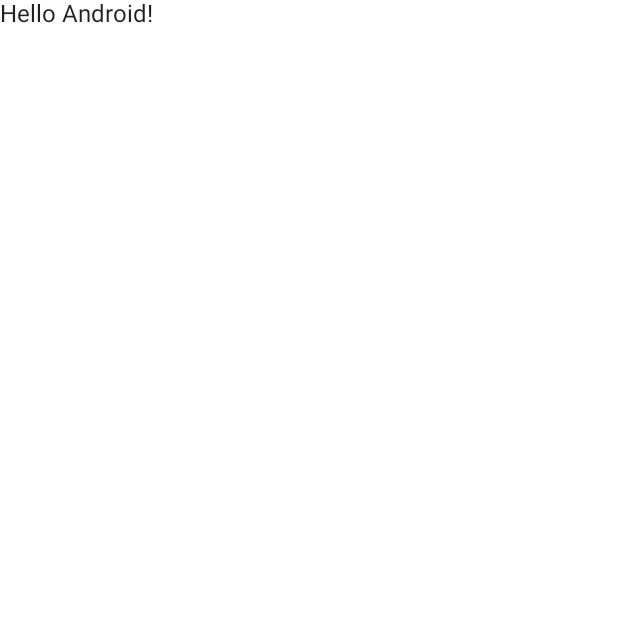
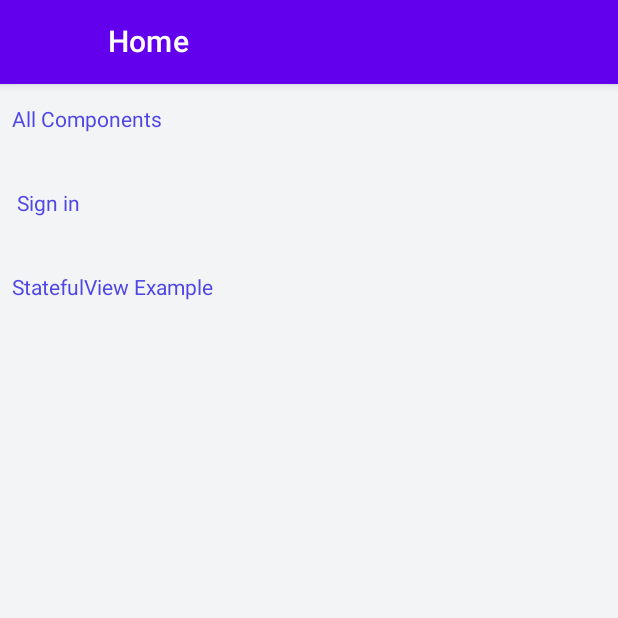
Before and after one commit to steamclock/compose_components, an Android app built with Jetpack Compose: the screen it shows after launch (MainActivity), on a phone screen of 412 x 824 dp, the top half of it. Before the commit the part shown is almost empty. Run offline under Robolectric (Android 15) with nearby library versions, the phone set to English and light mode, and no system bars.

```diff
--- a/Sample/app/src/main/java/com/steamclock/compose_components/MainActivity.kt
+++ b/Sample/app/src/main/java/com/steamclock/compose_components/MainActivity.kt
@@ -3,36 +3,70 @@ package com.steamclock.compose_components
 import android.os.Bundle
 import androidx.activity.ComponentActivity
 import androidx.activity.compose.setContent
-import androidx.compose.material.MaterialTheme
-import androidx.compose.material.Surface
-import androidx.compose.material.Text
+import androidx.compose.foundation.Image
+import androidx.compose.foundation.clickable
+import androidx.compose.foundation.layout.padding
+import androidx.compose.material.*
+import androidx.compose.material.icons.Icons
+import androidx.compose.material.icons.filled.ArrowBack
 import androidx.compose.runtime.Composable
-import androidx.compose.ui.tooling.preview.Preview
-import com.steamclock.compose_components.ui.theme.SampleTheme
+import androidx.compose.runtime.getValue
+import androidx.compose.ui.Modifier
+import androidx.compose.ui.graphics.ColorFilter
+import androidx.compose.ui.unit.dp
+import androidx.navigation.compose.NavHost
+import androidx.navigation.compose.composable
+import androidx.navigation.compose.currentBackStackEntryAsState
+import androidx.navigation.compose.rememberNavController
+import com.steamclock.components.theme.NiceComponentsTheme
+import com.steamclock.compose_components.views.AllComponents
+import com.steamclock.compose_components.views.Home
+import com.steamclock.compose_components.views.SignIn
+import com.steamclock.compose_components.views.StatefulExample
 
 class MainActivity : ComponentActivity() {
     override fun onCreate(savedInstanceState: Bundle?) {
         super.onCreate(savedInstanceState)
-        setContent {
-            SampleTheme {
-                // A surface container using the 'background' color from the theme
-                Surface(color = MaterialTheme.colors.background) {
-                    Greeting("Android")
+        setContent { Content() }
+    }
+}
+
+@Composable
+private fun Content() {
+    val navController = rememberNavController()
+    Scaffold(topBar = {
+        val navBackStackEntry by navController.currentBackStackEntryAsState()
+        val currentDestination = navBackStackEntry?.destination
+        val currentRoute = currentDestination?.route ?: ""
+
+        TopAppBar(
+            title = {
+                Text(text = currentRoute)
+            },
+            navigationIcon = {
+                if (currentRoute != Routes.Home) {
+                    Image(imageVector = Icons.Filled.ArrowBack,
+                        colorFilter = ColorFilter.tint(MaterialTheme.colors.onPrimary),
+                        contentDescription = "Back",
+                        modifier = Modifier
+                            .padding(16.dp)
+                            .clickable {
+                                navController.popBackStack()
+                            }
+                    )
+                }
+            }
+        )
+    }) {
+        NiceComponentsTheme {
+            Surface {
+                NavHost(navController = navController, startDestination = Routes.Home) {
+                    composable(Routes.Home) { Home(navController) }
+                    composable(Routes.AllComponents) { AllComponents() }
+                    composable(Routes.SignIn) { SignIn() }
+                    composable(Routes.StatefulView) { StatefulExample() }
                 }
             }
         }
     }
 }
-
-@Composable
-fun Greeting(name: String) {
-    Text(text = "Hello $name!")
-}
-
-@Preview(showBackground = true)
-@Composable
-fun DefaultPreview() {
-    SampleTheme {
-        Greeting("Android")
-    }
-}
--- a/Sample/app/src/main/java/com/steamclock/compose_components/ui/theme/Color.kt
+++ /dev/null
@@ -1,8 +0,0 @@
-package com.steamclock.compose_components.ui.theme
-
-import androidx.compose.ui.graphics.Color
-
-val Purple200 = Color(0xFFBB86FC)
-val Purple500 = Color(0xFF6200EE)
-val Purple700 = Color(0xFF3700B3)
-val Teal200 = Color(0xFF03DAC5)
--- a/Sample/app/src/main/java/com/steamclock/compose_components/ui/theme/Shape.kt
+++ /dev/null
@@ -1,11 +0,0 @@
-package com.steamclock.compose_components.ui.theme
-
-import androidx.compose.foundation.shape.RoundedCornerShape
-import androidx.compose.material.Shapes
-import androidx.compose.ui.unit.dp
-
-val Shapes = Shapes(
-    small = RoundedCornerShape(4.dp),
-    medium = RoundedCornerShape(4.dp),
-    large = RoundedCornerShape(0.dp)
-)
--- a/Sample/app/src/main/java/com/steamclock/compose_components/ui/theme/Theme.kt
+++ /dev/null
@@ -1,44 +0,0 @@
-package com.steamclock.compose_components.ui.theme
-
-import androidx.compose.foundation.isSystemInDarkTheme
-import androidx.compose.material.MaterialTheme
-import androidx.compose.material.darkColors
-import androidx.compose.material.lightColors
-import androidx.compose.runtime.Composable
-
-private val DarkColorPalette = darkColors(
-    primary = Purple200,
-    primaryVariant = Purple700,
-    secondary = Teal200
-)
-
-private val LightColorPalette = lightColors(
-    primary = Purple500,
-    primaryVariant = Purple700,
-    secondary = Teal200
-
-    /* Other default colors to override
-    background = Color.White,
-    surface = Color.White,
-    onPrimary = Color.White,
-    onSecondary = Color.Black,
-    onBackground = Color.Black,
-    onSurface = Color.Black,
-    */
-)
-
-@Composable
-fun SampleTheme(darkTheme: Boolean = isSystemInDarkTheme(), content: @Composable() () -> Unit) {
-    val colors = if (darkTheme) {
-        DarkColorPalette
-    } else {
-        LightColorPalette
-    }
-
-    MaterialTheme(
-        colors = colors,
-        typography = Typography,
-        shapes = Shapes,
-        content = content
-    )
-}
--- a/Sample/app/src/main/java/com/steamclock/compose_components/ui/theme/Type.kt
+++ /dev/null
@@ -1,28 +0,0 @@
-package com.steamclock.compose_components.ui.theme
-
-import androidx.compose.material.Typography
-import androidx.compose.ui.text.TextStyle
-import androidx.compose.ui.text.font.FontFamily
-import androidx.compose.ui.text.font.FontWeight
-import androidx.compose.ui.unit.sp
-
-// Set of Material typography styles to start with
-val Typography = Typography(
-    body1 = TextStyle(
-        fontFamily = FontFamily.Default,
-        fontWeight = FontWeight.Normal,
-        fontSize = 16.sp
-    )
-    /* Other default text styles to override
-    button = TextStyle(
-        fontFamily = FontFamily.Default,
-        fontWeight = FontWeight.W500,
-        fontSize = 14.sp
-    ),
-    caption = TextStyle(
-        fontFamily = FontFamily.Default,
-        fontWeight = FontWeight.Normal,
-        fontSize = 12.sp
-    )
-    */
-)
```
